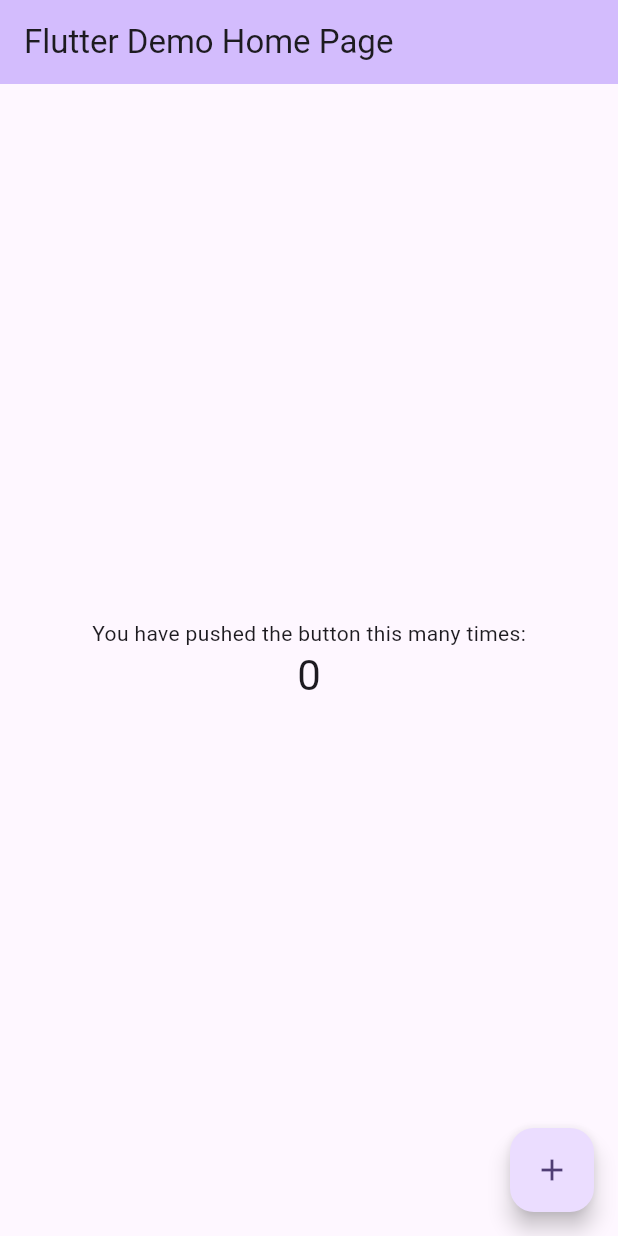
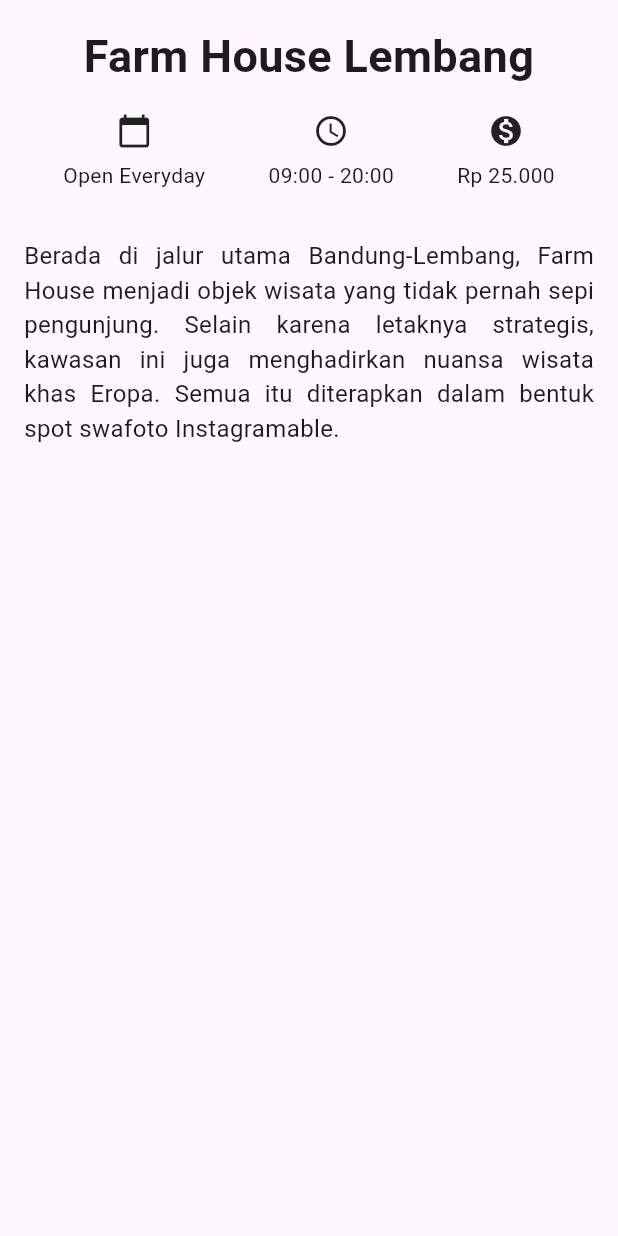
Before and after one commit to adnfutuh/travel_app, a Flutter app: the screen it shows after launch, on a phone screen of 412 x 824 dp. Run offline on Flutter 3.47's test engine with Material 3 defaults, Android fonts, the phone set to English and light mode, and no system bars.

Commit message:
create detail screens with scaffold widgets

```diff
--- a/lib/main.dart
+++ b/lib/main.dart
@@ -1,4 +1,5 @@
 import 'package:flutter/material.dart';
+import 'package:travel_app/screen/detail_screen.dart';
 
 void main() {
   runApp(const MyApp());
@@ -11,115 +12,10 @@ class MyApp extends StatelessWidget {
   @override
   Widget build(BuildContext context) {
     return MaterialApp(
+      debugShowCheckedModeBanner: false,
       title: 'Flutter Demo',
-      theme: ThemeData(
-        // This is the theme of your application.
-        //
-        // TRY THIS: Try running your application with "flutter run". You'll see
-        // the application has a purple toolbar. Then, without quitting the app,
-        // try changing the seedColor in the colorScheme below to Colors.green
-        // and then invoke "hot reload" (save your changes or press the "hot
-        // reload" button in a Flutter-supported IDE, or press "r" if you used
-        // the command line to start the app).
-        //
-        // Notice that the counter didn't reset back to zero; the application
-        // state is not lost during the reload. To reset the state, use hot
-        // restart instead.
-        //
-        // This works for code too, not just values: Most code changes can be
-        // tested with just a hot reload.
-        colorScheme: ColorScheme.fromSeed(seedColor: Colors.deepPurple),
-        useMaterial3: true,
-      ),
-      home: const MyHomePage(title: 'Flutter Demo Home Page'),
+      theme: ThemeData(),
+      home: const DetailScreen(),
     );
   }
 }
-
-class MyHomePage extends StatefulWidget {
-  const MyHomePage({super.key, required this.title});
-
-  // This widget is the home page of your application. It is stateful, meaning
-  // that it has a State object (defined below) that contains fields that affect
-  // how it looks.
-
-  // This class is the configuration for the state. It holds the values (in this
-  // case the title) provided by the parent (in this case the App widget) and
-  // used by the build method of the State. Fields in a Widget subclass are
-  // always marked "final".
-
-  final String title;
-
-  @override
-  State<MyHomePage> createState() => _MyHomePageState();
-}
-
-class _MyHomePageState extends State<MyHomePage> {
-  int _counter = 0;
-
-  void _incrementCounter() {
-    setState(() {
-      // This call to setState tells the Flutter framework that something has
-      // changed in this State, which causes it to rerun the build method below
-      // so that the display can reflect the updated values. If we changed
-      // _counter without calling setState(), then the build method would not be
-      // called again, and so nothing would appear to happen.
-      _counter++;
-    });
-  }
-
-  @override
-  Widget build(BuildContext context) {
-    // This method is rerun every time setState is called, for instance as done
-    // by the _incrementCounter method above.
-    //
-    // The Flutter framework has been optimized to make rerunning build methods
-    // fast, so that you can just rebuild anything that needs updating rather
-    // than having to individually change instances of widgets.
-    return Scaffold(
-      appBar: AppBar(
-        // TRY THIS: Try changing the color here to a specific color (to
-        // Colors.amber, perhaps?) and trigger a hot reload to see the AppBar
-        // change color while the other colors stay the same.
-        backgroundColor: Theme.of(context).colorScheme.inversePrimary,
-        // Here we take the value from the MyHomePage object that was created by
-        // the App.build method, and use it to set our appbar title.
-        title: Text(widget.title),
-      ),
-      body: Center(
-        // Center is a layout widget. It takes a single child and positions it
-        // in the middle of the parent.
-        child: Column(
-          // Column is also a layout widget. It takes a list of children and
-          // arranges them vertically. By default, it sizes itself to fit its
-          // children horizontally, and tries to be as tall as its parent.
-          //
-          // Column has various properties to control how it sizes itself and
-          // how it positions its children. Here we use mainAxisAlignment to
-          // center the children vertically; the main axis here is the vertical
-          // axis because Columns are vertical (the cross axis would be
-          // horizontal).
-          //
-          // TRY THIS: Invoke "debug painting" (choose the "Toggle Debug Paint"
-          // action in the IDE, or press "p" in the console), to see the
-          // wireframe for each widget.
-          mainAxisAlignment: MainAxisAlignment.center,
-          children: <Widget>[
-            const Text(
-              'You have pushed the button this many times:',
-            ),
-            Text(
-              '$_counter',
-              style: Theme.of(context).textTheme.headlineMedium,
-            ),
-          ],
-        ),
-      ),
-      floatingActionButton: FloatingActionButton(
-        onPressed: _incrementCounter,
-        tooltip: 'Increment',
-        child: const Icon(Icons.add),
-      ), // This trailing comma makes auto-formatting nicer for build methods.
-    );
-  }
-}
--- /dev/null
+++ b/lib/screen/detail_screen.dart
@@ -0,0 +1,66 @@
+import 'package:flutter/material.dart';
+
+class DetailScreen extends StatelessWidget {
+  const DetailScreen({super.key});
+
+  @override
+  Widget build(BuildContext context) {
+    return Scaffold(
+      body: SafeArea(
+        child: Column(
+          crossAxisAlignment: CrossAxisAlignment.stretch,
+          children: [
+            Container(
+              margin: const EdgeInsets.only(top: 16),
+              child: const Text(
+                'Farm House Lembang',
+                textAlign: TextAlign.center,
+                style: TextStyle(
+                  fontSize: 30,
+                  fontWeight: FontWeight.w600,
+                ),
+              ),
+            ),
+            Container(
+              margin: const EdgeInsets.symmetric(vertical: 16),
+              child: const Row(
+                mainAxisAlignment: MainAxisAlignment.spaceEvenly,
+                children: [
+                  Column(
+                    children: [
+                      Icon(Icons.calendar_today),
+                      SizedBox(height: 8),
+                      Text('Open Everyday'),
+                    ],
+                  ),
+                  Column(
+                    children: [
+                      Icon(Icons.access_time),
+                      SizedBox(height: 8),
+                      Text('09:00 - 20:00'),
+                    ],
+                  ),
+                  Column(
+                    children: [
+                      Icon(Icons.monetization_on),
+                      SizedBox(height: 8),
+                      Text('Rp 25.000'),
+                    ],
+                  ),
+                ],
+              ),
+            ),
+            Container(
+              margin: const EdgeInsets.all(16),
+              child: const Text(
+                'Berada di jalur utama Bandung-Lembang, Farm House menjadi objek wisata yang tidak pernah sepi pengunjung. Selain karena letaknya strategis, kawasan ini juga menghadirkan nuansa wisata khas Eropa. Semua itu diterapkan dalam bentuk spot swafoto Instagramable.',
+                textAlign: TextAlign.justify,
+                style: TextStyle(fontSize: 16),
+              ),
+            )
+          ],
+        ),
+      ),
+    );
+  }
+}
```
